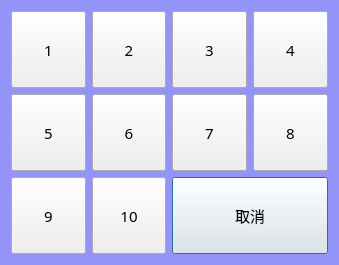
Above: AnalysisMode/clsSelectedRef.ui from caicaiking/WKEFactoryView2014 before the change. Below: the same form after it.
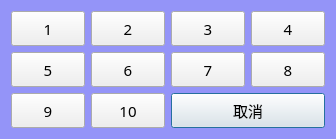
That is the form after the change.

```diff
--- a/AnalysisMode/clsSelectedRef.ui
+++ b/AnalysisMode/clsSelectedRef.ui
@@ -6,8 +6,8 @@
    <rect>
     <x>0</x>
     <y>0</y>
-    <width>339</width>
-    <height>265</height>
+    <width>336</width>
+    <height>135</height>
    </rect>
   </property>
   <property name="font">
```
